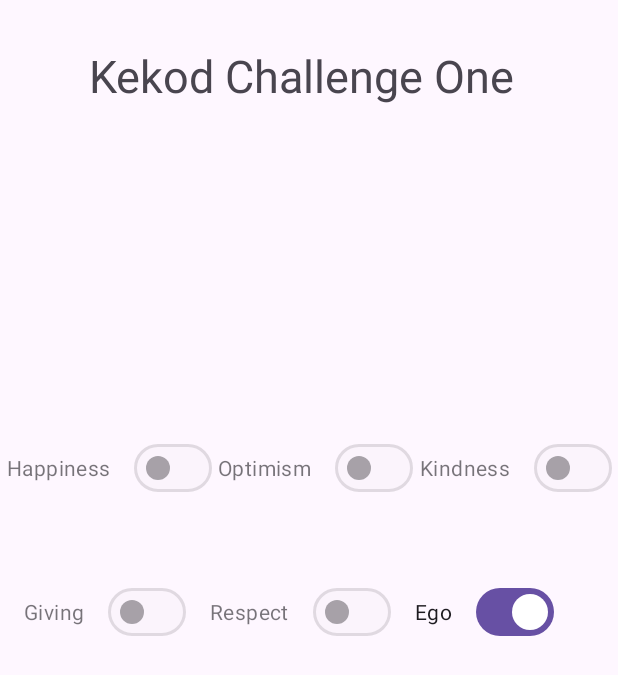
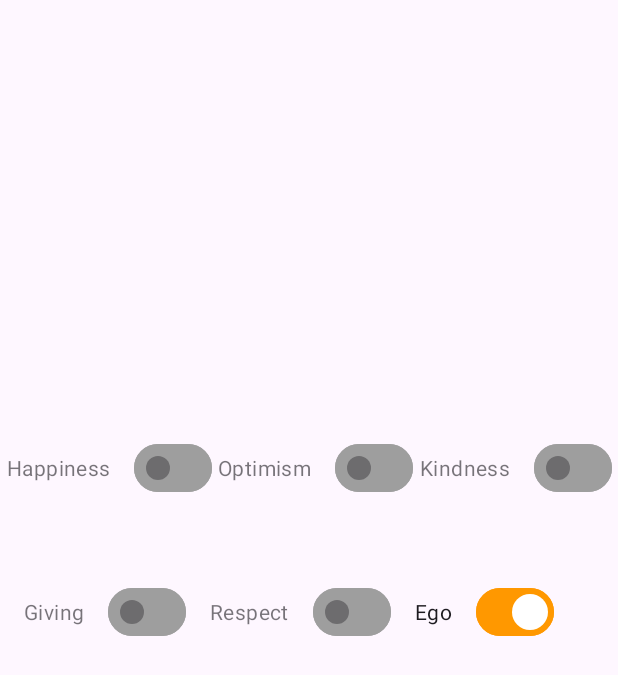
Before and after one commit to CenkerAydin/KekodChallengeOne, an Android app: the screen it shows after launch (MainActivity), on a phone screen of 412 x 824 dp. Shown: the top 675 px of the screen. Run offline under Robolectric (Android 15) with nearby library versions, the phone set to English and light mode, and no system bars; our stand-ins replace navigation-ui.

Commit message:
update switch colors

```diff
--- /dev/null
+++ b/app/src/main/res/drawable/switch_colors.xml
@@ -0,0 +1,5 @@
+<?xml version="1.0" encoding="utf-8"?>
+<selector xmlns:android="http://schemas.android.com/apk/res/android">
+    <item android:state_checked="true" android:color="@color/colorOrange" />
+    <item android:state_checked="false" android:color="@color/colorGrayMedium" />
+</selector>
--- a/app/src/main/res/layout/fragment_ego.xml
+++ b/app/src/main/res/layout/fragment_ego.xml
@@ -8,19 +8,6 @@
     android:layout_height="match_parent"
     tools:context=".MainActivity">
 
-    <TextView
-        android:layout_width="match_parent"
-        android:layout_height="wrap_content"
-        android:layout_marginStart="20dp"
-        android:layout_marginTop="30dp"
-        android:layout_marginEnd="30dp"
-        android:fontFamily="Arial"
-        android:text="@string/kekod_challenge_one"
-        android:gravity="center"
-        android:textSize="30sp"
-        app:layout_constraintStart_toStartOf="parent"
-        app:layout_constraintTop_toTopOf="parent" />
-
     <com.google.android.material.materialswitch.MaterialSwitch
         android:id="@+id/swHappiness"
         android:layout_width="wrap_content"
@@ -28,6 +15,8 @@
         android:text="@string/happiness"
         app:layout_constraintEnd_toStartOf="@+id/swOptimisim"
         app:layout_constraintHorizontal_bias="0.5"
+        app:trackDecorationTint="@drawable/switch_colors"
+        app:trackTint="@drawable/switch_colors"
         app:layout_constraintStart_toStartOf="parent"
         app:layout_constraintTop_toTopOf="@+id/swOptimisim" />
 
@@ -39,6 +28,8 @@
         android:text="@string/optimism"
         app:layout_constraintEnd_toStartOf="@+id/swKindness"
         app:layout_constraintHorizontal_bias="0.5"
+        app:trackDecorationTint="@drawable/switch_colors"
+        app:trackTint="@drawable/switch_colors"
         app:layout_constraintStart_toEndOf="@+id/swHappiness"
         app:layout_constraintTop_toTopOf="parent" />
 
@@ -49,6 +40,8 @@
         android:text="@string/kindness"
         app:layout_constraintEnd_toEndOf="parent"
         app:layout_constraintHorizontal_bias="0.5"
+        app:trackDecorationTint="@drawable/switch_colors"
+        app:trackTint="@drawable/switch_colors"
         app:layout_constraintStart_toEndOf="@+id/swOptimisim"
         app:layout_constraintTop_toTopOf="@+id/swOptimisim" />
 
@@ -61,6 +54,8 @@
         android:text="@string/giving"
         app:layout_constraintEnd_toStartOf="@+id/swRespect"
         app:layout_constraintHorizontal_bias="0.5"
+        app:trackDecorationTint="@drawable/switch_colors"
+        app:trackTint="@drawable/switch_colors"
         app:layout_constraintStart_toStartOf="parent"
         app:layout_constraintTop_toTopOf="parent" />
 
@@ -72,6 +67,8 @@
         android:text="@string/respect"
         app:layout_constraintEnd_toStartOf="@+id/swEgo"
         app:layout_constraintHorizontal_bias="0.5"
+        app:trackDecorationTint="@drawable/switch_colors"
+        app:trackTint="@drawable/switch_colors"
         app:layout_constraintStart_toEndOf="@+id/swGiving"
         app:layout_constraintTop_toTopOf="parent" />
 
@@ -83,6 +80,8 @@
         android:checked="true"
         android:text="@string/ego"
         app:layout_constraintEnd_toEndOf="parent"
+        app:trackDecorationTint="@drawable/switch_colors"
+        app:trackTint="@drawable/switch_colors"
         app:layout_constraintHorizontal_bias="0.782"
         app:layout_constraintStart_toEndOf="@+id/swGiving"
         app:layout_constraintTop_toTopOf="parent" />
```
Also changed, not shown: app/src/main/res/values/colors.xml (+34 -0 lines).
